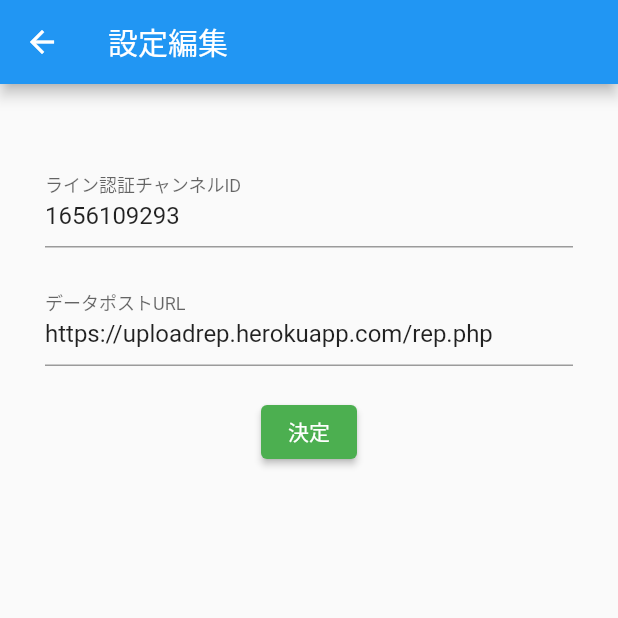
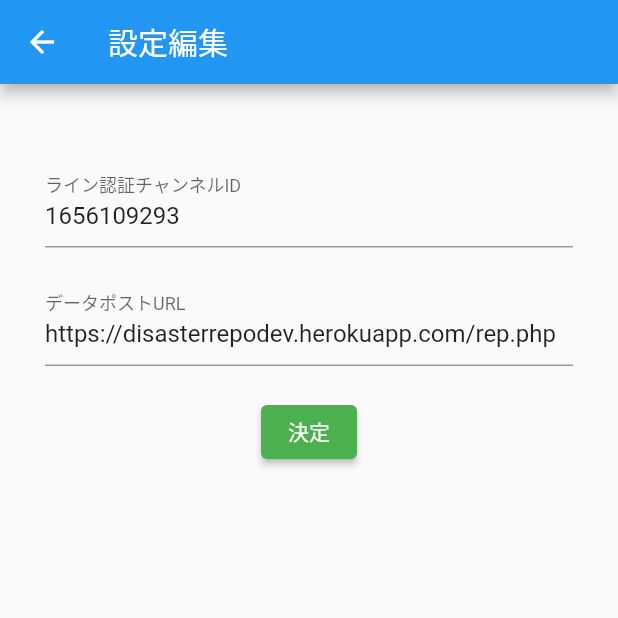
Before and after one commit to yoichigmf/reportpost, a Flutter app: the screen it shows after launch, after a tap on the "settings" icon, on a phone screen of 412 x 824 dp, the top half of it. Run offline on Flutter 3.47's test engine with Material 2 defaults, Android fonts, the phone set to English and light mode, and no system bars; our stand-ins replace cookie_jar, datetime_picker_formfield, dio, dio_cookie_manager, flutter_slidable, geolocator and 4 more; missing offline and left inert: flutter_line_sdk, video_thumbnail; accounts and stored records are empty.

Commit message:
change default post url

```diff
--- a/lib/components/ws_list/ws_list_view.dart
+++ b/lib/components/ws_list/ws_list_view.dart
@@ -161,7 +161,7 @@ class WsListView extends StatelessWidget {
     var LineChannel  = prefs.getString('line_channel') ?? '1656109293';
 
 
-    var postURL = prefs.getString('post_url') ?? 'https://uploadrep.herokuapp.com/rep.php';
+    var postURL = prefs.getString('post_url') ?? 'https://disasterrepodev.herokuapp.com/rep.php';
 
 
 
--- a/lib/configs/config_store.dart
+++ b/lib/configs/config_store.dart
@@ -8,7 +8,7 @@ class ConfigStore {
   static init_AuthAPI() async {
 
     SharedPreferences prefs = await SharedPreferences.getInstance();
-    // 以下の「counter」がキー名。見つからなければ０を返す
+    //
 
     String _Line_channel = prefs.getString('line_channel') ?? '1656109293';
     // LineSDK.instance.setup('1656109293').then((_) {
```
